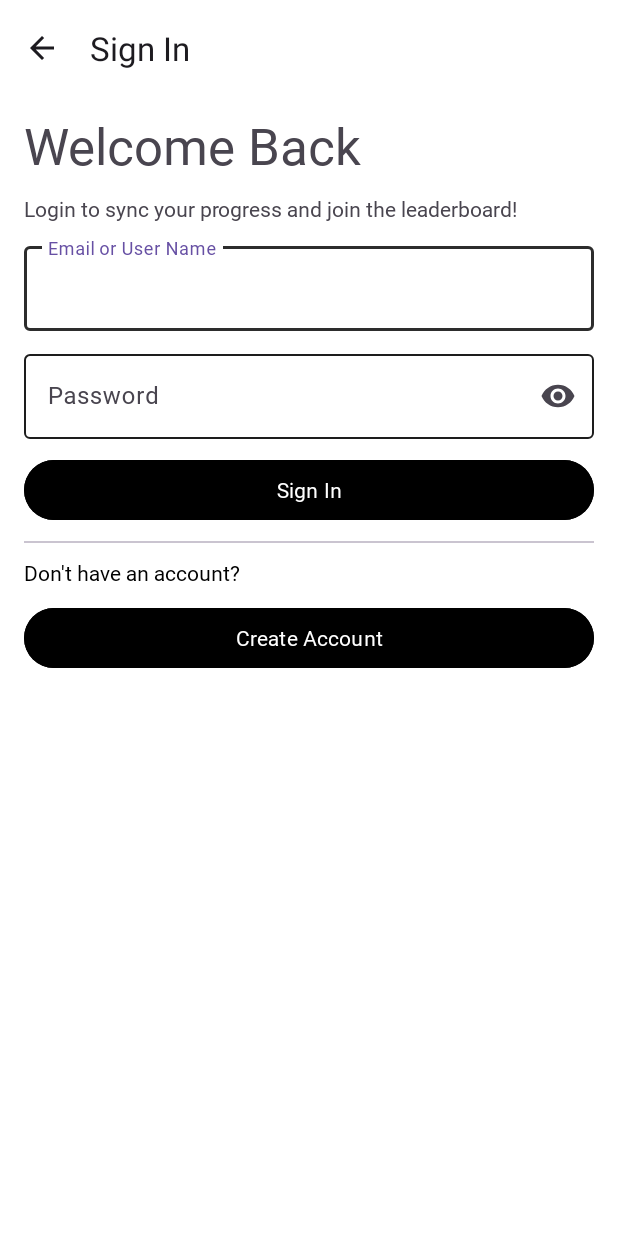
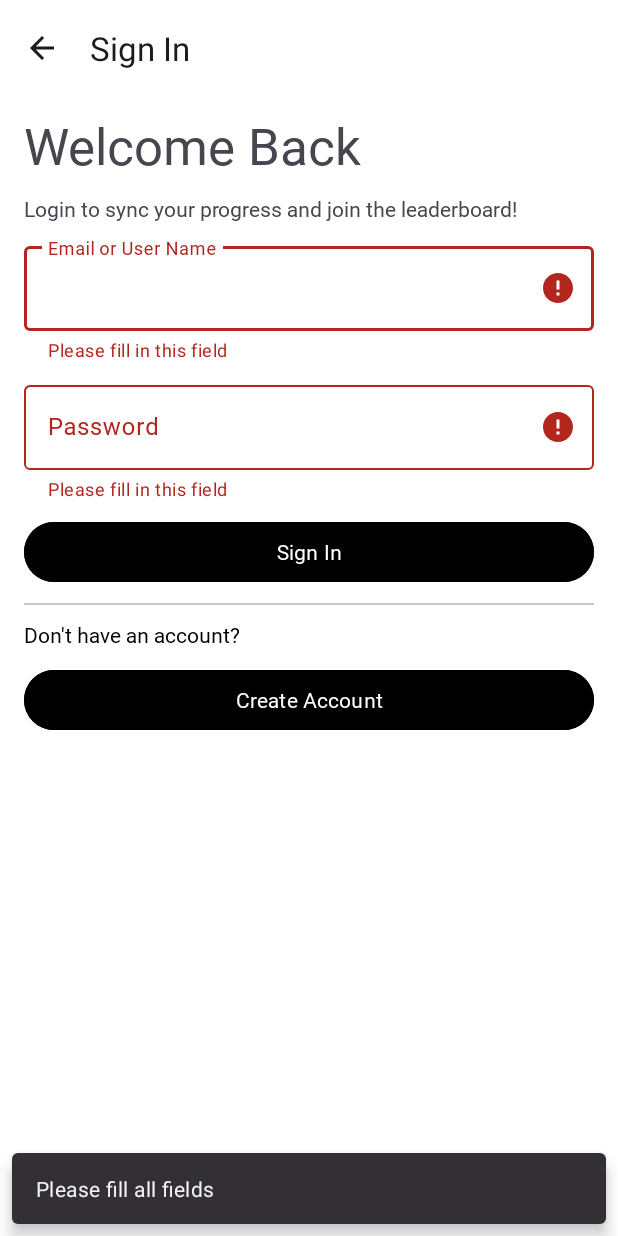
Before and after one commit to Chung1045/Whatever, an Android app: the SignIn screen opened directly, with no data from a screen before it, after a tap on "Sign In", on a phone screen of 412 x 824 dp. Run offline under Robolectric (Android 15) with nearby library versions, the phone set to English and light mode, and no system bars; our stand-ins replace Firebase (no records; nobody signed in at launch, a user with empty details on screens opened directly).

Commit message:
Initial experiment in Firebase Realtime Database For checking if user name occupied

```diff
--- a/app/build.gradle.kts
+++ b/app/build.gradle.kts
@@ -41,6 +41,7 @@ dependencies {
     implementation("com.google.firebase:firebase-auth:22.3.1")
     implementation(platform("com.google.firebase:firebase-bom:32.8.0"))
     implementation("com.google.firebase:firebase-analytics")
+    implementation("com.google.firebase:firebase-database")
     testImplementation("junit:junit:4.13.2")
     androidTestImplementation("androidx.test.ext:junit:1.1.5")
     androidTestImplementation("androidx.test.espresso:espresso-core:3.5.1")
--- a/app/src/main/java/com/example/whatever/game/SignIn.java
+++ b/app/src/main/java/com/example/whatever/game/SignIn.java
@@ -1,11 +1,15 @@
 package com.example.whatever.game;
 
+import android.content.Context;
 import android.content.Intent;
 import android.os.Bundle;
+import android.os.Handler;
 import android.view.LayoutInflater;
 import android.view.MenuItem;
 import android.view.MotionEvent;
 import android.view.View;
+import android.view.inputmethod.InputMethodManager;
+import android.widget.EditText;
 
 import androidx.activity.EdgeToEdge;
 import androidx.activity.OnBackPressedCallback;
@@ -14,6 +18,7 @@ import androidx.core.graphics.Insets;
 import androidx.core.view.ViewCompat;
 import androidx.core.view.WindowInsetsCompat;
 
+import com.google.android.material.textfield.TextInputLayout;
 import com.google.firebase.auth.FirebaseAuth;
 
 import java.util.Objects;
@@ -29,7 +34,7 @@ public class SignIn extends AppCompatActivity {
         super.onCreate(savedInstanceState);
         EdgeToEdge.enable(this);
         setContentView(R.layout.activity_sign_in);
-        v = LayoutInflater.from(this).inflate(R.layout.activity_sign_in, null);
+        v = findViewById(android.R.id.content);
         utils = new Utils(this, v, this);
 
         setSupportActionBar(findViewById(R.id.view_sign_in_topAppBar));
@@ -60,7 +65,45 @@ public class SignIn extends AppCompatActivity {
 
         findViewById(R.id.button_sign_in).setOnClickListener(v -> {
 
+            InputMethodManager inputMethodManager = (InputMethodManager) this.getSystemService(Context.INPUT_METHOD_SERVICE);
+            if (inputMethodManager != null) {
+                inputMethodManager.hideSoftInputFromWindow(v.getWindowToken(), 0);
+            }
+
+            TextInputLayout emailUserNameLayout = findViewById(R.id.textinput_signin_email_username);
+            TextInputLayout passwordLayout = findViewById(R.id.textinput_signin_password);
+
+            emailUserNameLayout.setError(null);
+            passwordLayout.setError(null);
+
+            EditText emailUserNameEditText = emailUserNameLayout.getEditText();
+            EditText passwordEditText = passwordLayout.getEditText();
+
+            String emailUserName = emailUserNameEditText.getText().toString().trim();
+            String password = passwordEditText.getText().toString().trim();
+
+            if (emailUserName.isEmpty() || password.isEmpty()) {
+                // Handle the case where EditTexts are empty
+                emailUserNameLayout.setError("Please fill in this field");
+                passwordLayout.setError("Please fill in this field");
+                utils.showSnackBarMessage("Please fill all fields");
+            } else {
+                mAuth.signInWithEmailAndPassword(emailUserName, password).addOnCompleteListener(task -> {
+                    if (task.isSuccessful()) {
+                        utils.showSnackBarMessage("Sign in successfully");
+                        new Handler().postDelayed(() -> {
+                            startActivity(new Intent(SignIn.this, ProfileView.class));
+                            finish();
+                        }, 2000);
+                    } else {
+                        emailUserNameLayout.setError("Please check again");
+                        passwordLayout.setError("Please check again");
+                        utils.showSnackBarMessage("Incorrect username, email or password");
+                    }
+                });
+            }
         });
+
 
     }
 
--- a/app/src/main/java/com/example/whatever/game/UserPreferences.java
+++ b/app/src/main/java/com/example/whatever/game/UserPreferences.java
@@ -26,4 +26,6 @@ public class UserPreferences {
         sharedPref = a.getSharedPreferences(SHARED_PREFS, Context.MODE_PRIVATE);
         editor = sharedPref.edit();
     }
+
+
 }
--- a/app/src/main/java/com/example/whatever/game/Utils.java
+++ b/app/src/main/java/com/example/whatever/game/Utils.java
@@ -11,6 +11,7 @@ import android.content.pm.PackageManager;
 import android.media.MediaPlayer;
 import android.net.Uri;
 import android.view.View;
+import android.view.inputmethod.InputMethodManager;
 import android.widget.Toast;
 
 import androidx.core.app.ActivityCompat;
@@ -79,6 +80,7 @@ public class Utils {
     public void startUrlIntent(String url){
         intentUtils.urlIntent(url);
     }
+
 
     public void playSFX(int soundResourceId){
         sfxUtils.playSound(activity, soundResourceId);
```
Also changed, not shown: app/src/main/java/com/example/whatever/game/Firebase_DatabaseHelper.java (added, +76 -0 lines), app/src/main/java/com/example/whatever/game/ProfileView.java (+7 -2 lines), app/src/main/java/com/example/whatever/game/SignUp.java (+47 -11 lines).
